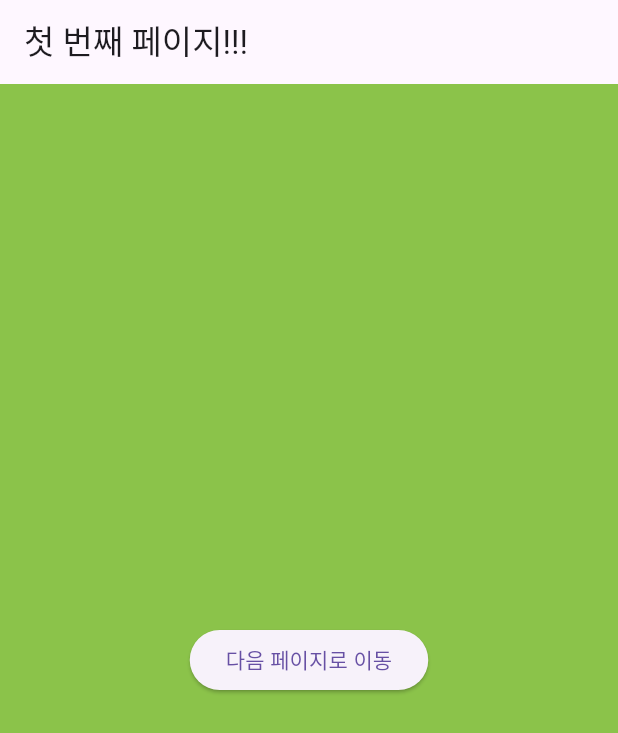
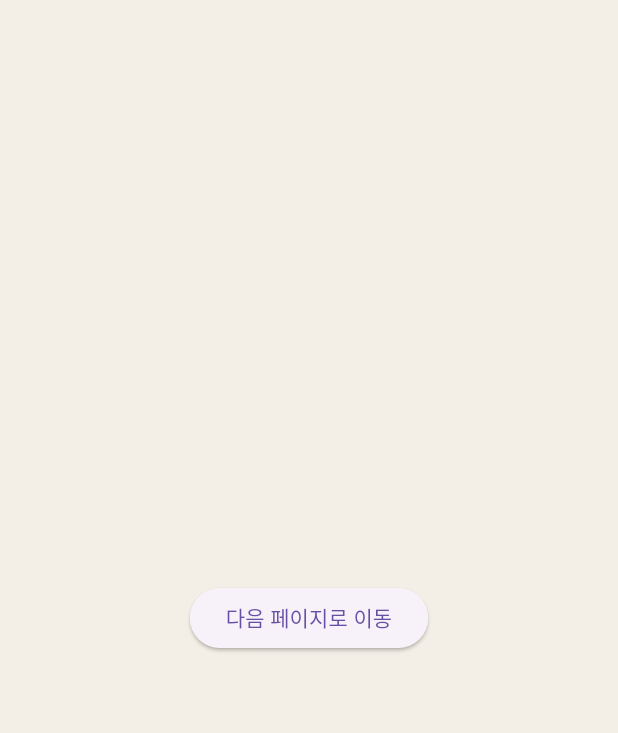
Before and after one commit to rac114/flutterRepo, a Flutter app: the screen it shows after launch, on a phone screen of 412 x 824 dp. Shown: the top 733 px of the screen. Run offline on Flutter 3.47's test engine with Material 3 defaults, Android fonts, the phone set to English and light mode, and no system bars; missing offline and left inert: installed_apps.

Commit message:
main.dart 업데이트

```diff
--- a/lib/main.dart
+++ b/lib/main.dart
@@ -11,7 +11,7 @@ class MyApp extends StatelessWidget {
     return MaterialApp(
       home: FirstPage(), // 앱의 시작 페이지
       theme: ThemeData(
-        scaffoldBackgroundColor: Colors.lightGreen
+        scaffoldBackgroundColor: const Color.fromRGBO(243,239,230,1)
       ),
     );
   }
@@ -21,9 +21,6 @@ class FirstPage extends StatelessWidget {
   @override
   Widget build(BuildContext context) {
     return Scaffold(
-      appBar: AppBar(
-        title: Text('첫 번째 페이지!!!'),
-      ),
       body: Center(
         child: ElevatedButton(
           child: Text('다음 페이지로 이동'),
```
